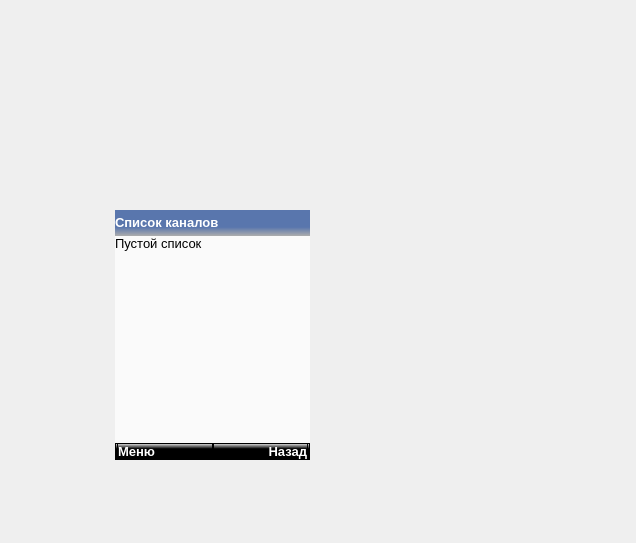
This is mainwindow.ui in COOLIRON2311/azart-p as Qt 5 draws it before an edit; both pictures show x 134 to 770 and y 0 to 543 of the 770 by 989 pixel window. The edited form follows.
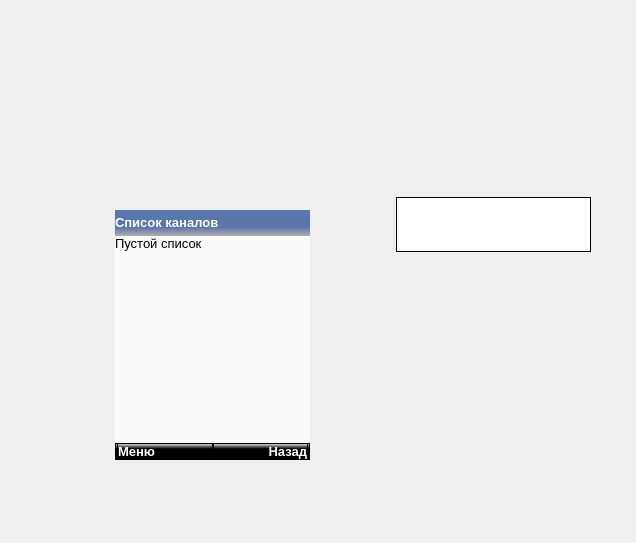
This is the edited form. The open tabs and pages were chosen to show the change. Icons and pictures are not drawn.

Commit message: improved channel and direction list menu popups

```diff
--- a/mainwindow.ui
+++ b/mainwindow.ui
@@ -3243,70 +3243,6 @@
             </property>
            </widget>
           </item>
-          <item>
-           <widget class="QWidget" name="channel_popup_menu" native="true">
-            <property name="enabled">
-             <bool>true</bool>
-            </property>
-            <property name="sizePolicy">
-             <sizepolicy hsizetype="Preferred" vsizetype="Expanding">
-              <horstretch>0</horstretch>
-              <verstretch>0</verstretch>
-             </sizepolicy>
-            </property>
-            <layout class="QVBoxLayout" name="verticalLayout_19">
-             <property name="spacing">
-              <number>0</number>
-             </property>
-             <property name="leftMargin">
-              <number>0</number>
-             </property>
-             <property name="topMargin">
-              <number>0</number>
-             </property>
-             <property name="rightMargin">
-              <number>0</number>
-             </property>
-             <property name="bottomMargin">
-              <number>0</number>
-             </property>
-             <item>
-              <widget class="QListWidget" name="channel_popup_menu_list">
-               <property name="enabled">
-                <bool>true</bool>
-               </property>
-               <property name="sizePolicy">
-                <sizepolicy hsizetype="Expanding" vsizetype="Maximum">
-                 <horstretch>0</horstretch>
-                 <verstretch>0</verstretch>
-                </sizepolicy>
-               </property>
-               <property name="maximumSize">
-                <size>
-                 <width>16777215</width>
-                 <height>52</height>
-                </size>
-               </property>
-               <property name="styleSheet">
-                <string notr="true">QListView {
-    show-decoration-selected: 1; /* make the selection span the entire width of the view */
-}
-
-QListView::item:selected:!active {
-    background: qlineargradient(x1: 0, y1: 0, x2: 0, y2: 1,
-                                stop: 0 #385282, stop: 1 #7597D9);
-	color: #FFFFFF;
-}
-</string>
-               </property>
-               <property name="selectionRectVisible">
-                <bool>false</bool>
-               </property>
-              </widget>
-             </item>
-            </layout>
-           </widget>
-          </item>
           <item>
            <widget class="QWidget" name="horizontalWidget_7" native="true">
             <property name="sizePolicy">
@@ -11684,6 +11620,77 @@
       </layout>
      </widget>
     </widget>
+    <widget class="QWidget" name="channel_popup_menu">
+     <property name="styleSheet">
+      <string notr="true"/>
+     </property>
+     <widget class="QListWidget" name="channel_popup_menu_list">
+      <property name="enabled">
+       <bool>true</bool>
+      </property>
+      <property name="geometry">
+       <rect>
+        <x>0</x>
+        <y>177</y>
+        <width>195</width>
+        <height>55</height>
+       </rect>
+      </property>
+      <property name="sizePolicy">
+       <sizepolicy hsizetype="Expanding" vsizetype="Fixed">
+        <horstretch>0</horstretch>
+        <verstretch>0</verstretch>
+       </sizepolicy>
+      </property>
+      <property name="styleSheet">
+       <string notr="true">QListView {
+    show-decoration-selected: 1; /* make the selection span the entire width of the view */
+	border: 1px solid;
+}
+
+QListView::item:selected:!active {
+    background: qlineargradient(x1: 0, y1: 0, x2: 0, y2: 1,
+                                stop: 0 #385282, stop: 1 #7597D9);
+	color: #FFFFFF;
+}
+</string>
+      </property>
+      <property name="selectionRectVisible">
+       <bool>false</bool>
+      </property>
+     </widget>
+    </widget>
+    <widget class="QWidget" name="direction_popup_menu">
+     <widget class="QListWidget" name="direction_popup_menu_list">
+      <property name="geometry">
+       <rect>
+        <x>0</x>
+        <y>177</y>
+        <width>195</width>
+        <height>55</height>
+       </rect>
+      </property>
+      <property name="sizePolicy">
+       <sizepolicy hsizetype="Expanding" vsizetype="Fixed">
+        <horstretch>0</horstretch>
+        <verstretch>0</verstretch>
+       </sizepolicy>
+      </property>
+      <property name="styleSheet">
+       <string notr="true">QListView {
+    show-decoration-selected: 1; /* make the selection span the entire width of the view */
+	border: 1px solid;
+}
+
+QListView::item:selected:!active {
+    background: qlineargradient(x1: 0, y1: 0, x2: 0, y2: 1,
+                                stop: 0 #385282, stop: 1 #7597D9);
+	color: #FFFFFF;
+}
+</string>
+      </property>
+     </widget>
+    </widget>
    </widget>
    <widget class="QStackedWidget" name="atuners">
     <property name="geometry">
```
Left out of the diff: 57 changed lines with no effect on the pictures. The commit also changes 1 other file.
